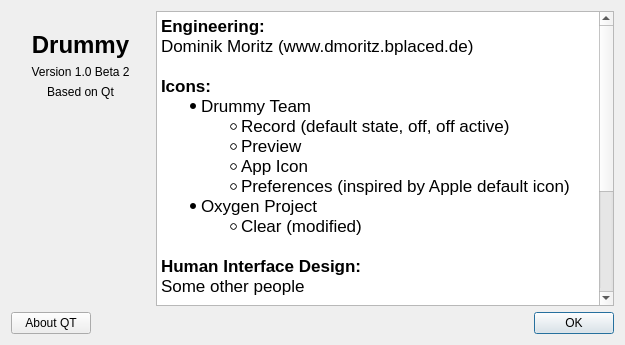
domoritz/drummy, file about.ui: the form before one commit.
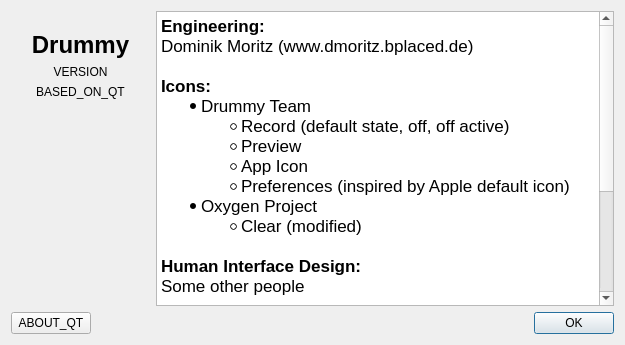
The form after the commit. Icons and pictures are not drawn.

```diff
--- a/about.ui
+++ b/about.ui
@@ -62,7 +62,7 @@
      <item>
       <widget class="QLabel" name="label_2">
        <property name="text">
-        <string>Version 1.0 Beta 2</string>
+        <string>VERSION</string>
        </property>
        <property name="alignment">
         <set>Qt::AlignCenter</set>
@@ -72,7 +72,7 @@
      <item>
       <widget class="QLabel" name="label_3">
        <property name="text">
-        <string>Based on Qt</string>
+        <string>BASED_ON_QT</string>
        </property>
        <property name="alignment">
         <set>Qt::AlignCenter</set>
@@ -115,7 +115,7 @@
       </sizepolicy>
      </property>
      <property name="text">
-      <string>About QT</string>
+      <string>ABOUT_QT</string>
      </property>
     </widget>
    </item>
```
